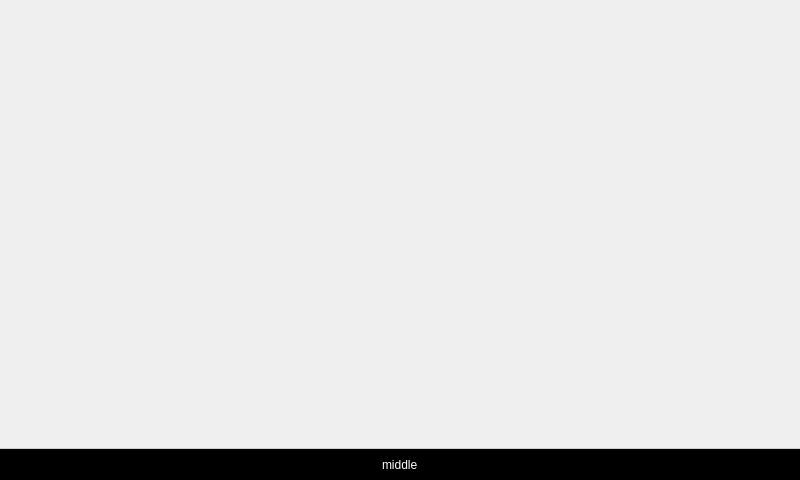
Old version of the form ClientApp/qt/mainwindow_qt.ui in the repository re3Dprinting/touchscreen.
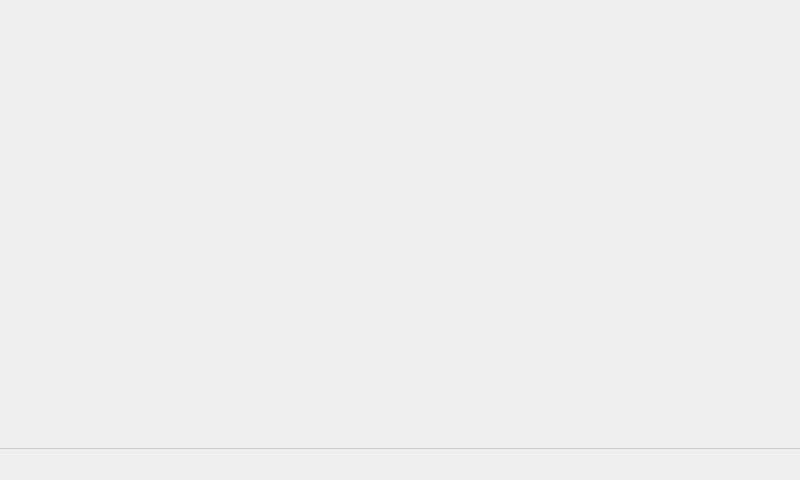
New version of the form.

Commit message: Font tweaks. Re-connect USB monitoring threads.

The edit to the form file:
```diff
--- a/ClientApp/qt/mainwindow_qt.ui
+++ b/ClientApp/qt/mainwindow_qt.ui
@@ -43,7 +43,7 @@
     </sizepolicy>
    </property>
    <property name="styleSheet">
-    <string notr="true">* { border-top: 1px solid #ccc; background: black; color: white; }</string>
+    <string notr="true">QWidget { border-top: 1px solid #ccc; }</string>
    </property>
    <layout class="QHBoxLayout" name="horizontalLayout">
     <property name="leftMargin">
@@ -59,7 +59,14 @@
      <number>0</number>
     </property>
     <item>
-     <widget class="QLabel" name="left">
+     <widget class="QLabel" name="left2">
+      <property name="font">
+       <font>
+        <pointsize>14</pointsize>
+        <weight>50</weight>
+        <bold>false</bold>
+       </font>
+      </property>
       <property name="text">
        <string/>
       </property>
@@ -80,8 +87,15 @@
     </item>
     <item>
      <widget class="QLabel" name="middle">
+      <property name="font">
+       <font>
+        <pointsize>14</pointsize>
+        <weight>50</weight>
+        <bold>false</bold>
+       </font>
+      </property>
       <property name="text">
-       <string>middle</string>
+       <string/>
       </property>
      </widget>
     </item>
@@ -100,6 +114,13 @@
     </item>
     <item>
      <widget class="QLabel" name="right">
+      <property name="font">
+       <font>
+        <pointsize>14</pointsize>
+        <weight>50</weight>
+        <bold>false</bold>
+       </font>
+      </property>
       <property name="text">
        <string/>
       </property>
```
Left out of the diff: 2 changed lines with no effect on the pictures. The commit also changes 2 other files.
